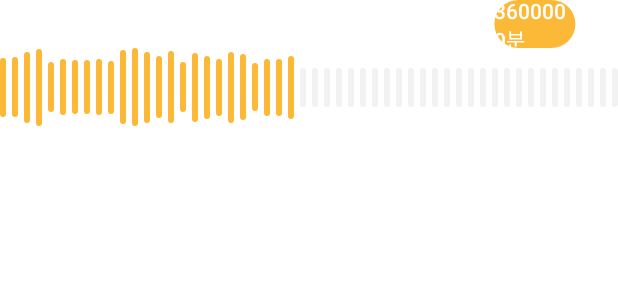
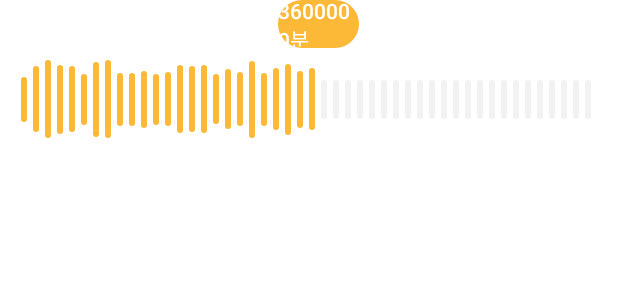
Before and after one commit to sghoregooteitehoo03/NeedTalk, an Android app built with Jetpack Compose: the @Preview function SetTimerPreview, on a phone screen of 412 x 824 dp. Shown: the top 300 px of the screen. Run offline under Robolectric (Android 15) with nearby library versions, the phone set to English and light mode, and no system bars.

Commit message:
feat: 타이머 세팅 기능 구현 - 타이머 세팅 기능 구현 완료 - 스톱워치 모드 시 대응 기능 구현

```diff
--- a/app/src/main/java/com/sghore/needtalk/presentation/ui/create_screen/CreateScreen.kt
+++ b/app/src/main/java/com/sghore/needtalk/presentation/ui/create_screen/CreateScreen.kt
@@ -1,7 +1,7 @@
 package com.sghore.needtalk.presentation.ui.create_screen
 
 import androidx.compose.foundation.background
-import androidx.compose.foundation.gestures.detectDragGestures
+import androidx.compose.foundation.gestures.detectHorizontalDragGestures
 import androidx.compose.foundation.layout.Arrangement
 import androidx.compose.foundation.layout.Box
 import androidx.compose.foundation.layout.Column
@@ -27,8 +27,8 @@ import androidx.compose.runtime.remember
 import androidx.compose.runtime.setValue
 import androidx.compose.ui.Alignment
 import androidx.compose.ui.Modifier
+import androidx.compose.ui.draw.alpha
 import androidx.compose.ui.draw.clip
-import androidx.compose.ui.graphics.graphicsLayer
 import androidx.compose.ui.input.pointer.pointerInput
 import androidx.compose.ui.platform.LocalConfiguration
 import androidx.compose.ui.res.colorResource
@@ -71,6 +71,11 @@ fun CreateScreen(
             modifier = Modifier.fillMaxWidth(),
             optionTitle = "대화시간 설정"
         ) {
+            SetTimer(
+                currentTime = 3600000L,
+                onTimeChange = {}
+            )
+            Spacer(modifier = Modifier.height(8.dp))
             OptionItemWithSwitch(
                 text = "스톱워치 모드",
                 isChecked = false,
@@ -186,31 +191,50 @@ fun SetTimer(
     currentTime: Long,
     maxTime: Long = 7200000L,
     stepTime: Long = 300000,
+    isStopwatch: Boolean = false,
     onTimeChange: (Long) -> Unit
 ) {
     val maxWidth = LocalConfiguration.current.screenWidthDp
-    var progress by remember {
-        mutableFloatStateOf(
+    var progress = remember {
+        if (isStopwatch) {
+            maxTime.toFloat()
+        } else {
             if ((currentTime / maxTime.toFloat()) < 0.025f) {
                 (currentTime / maxTime.toFloat()) + 0.025f
             } else {
                 (currentTime / maxTime.toFloat())
             }
-        )
+        }
     }
     var thumbPos by remember {
         mutableFloatStateOf(progress * maxWidth)
     }
 
-    Column {
+    Column(
+        modifier = modifier
+            .padding(start = 14.dp, end = 14.dp)
+            .alpha(
+                if (isStopwatch) {
+                    0.4f
+                } else {
+                    1f
+                }
+            )
+    ) {
         val decimalFormat = DecimalFormat("#0")
         Box(
             modifier = Modifier
+                .padding(
+                    start = if (thumbPos.dp - 35.dp <= 0.dp) {
+                        0.dp
+                    } else if (thumbPos.dp - 35.dp >= maxWidth.dp - (54 + 28).dp) {
+                        maxWidth.dp - (54 + 28).dp
+                    } else {
+                        thumbPos.dp - 35.dp
+                    }
+                )
                 .width(54.dp)
                 .height(32.dp)
-                .graphicsLayer {
-                    translationX = thumbPos * 2.4.dp.value
-                }
                 .background(
                     color = MaterialTheme.colors.secondary,
                     shape = CircleShape
@@ -218,16 +242,23 @@ fun SetTimer(
         ) {
             Text(
                 modifier = Modifier.align(Alignment.Center),
-                text = "${decimalFormat.format(currentTime)}분",
+                text = if (isStopwatch) {
+                    "∞"
+                } else {
+                    "${decimalFormat.format(currentTime)}분"
+                },
                 style = MaterialTheme.typography.body1.copy(color = MaterialTheme.colors.onSecondary)
             )
         }
+        Spacer(modifier = Modifier.height(8.dp))
         Row(
-            modifier = modifier
+            modifier = Modifier
                 .fillMaxWidth()
+                .height(52.dp)
                 .pointerInput(Unit) {
-                    detectDragGestures { change, dragAmount ->
-                        thumbPos += (dragAmount.x / 2.5.dp.value)
+                    if (!isStopwatch) {
+                        detectHorizontalDragGestures { change, dragAmount ->
+                            thumbPos += dragAmount / 2.6f
                             thumbPos = thumbPos.coerceIn(0f, maxWidth.toFloat())
 
                             progress = if (progress <= 0.025f) {
@@ -244,6 +275,7 @@ fun SetTimer(
                                 ) / 60000
                             )
                         }
+                    }
                 },
             verticalAlignment = Alignment.CenterVertically
         ) {
@@ -252,7 +284,7 @@ fun SetTimer(
             repeat(repeatTime + 1) { index ->
                 val randomDp = remember(index) { (30..52).random().dp }
                 Box(
-                    modifier = modifier
+                    modifier = Modifier
                         .width(4.dp)
                             then (
                             if ((8.dp.value) * (index + 1) <= thumbPos) {
@@ -305,69 +337,8 @@ fun SetTimerPreview() {
             currentTime = time,
             onTimeChange = {
                 time = it
-            }
+            },
+            isStopwatch = false
         )
     }
 }
-
-
-//@Composable
-//fun LinearSlider(
-//    value: Float,
-//    onValueChange: (Float) -> Unit,
-//    modifier: Modifier = Modifier,
-//    range: ClosedFloatingPointRange<Float> = 0f..1f,
-//    steps: Int = 100,
-//    activeTrackColor: Color = Color(0xFF6200EE),
-//    inactiveTrackColor: Color = Color(0xFFBDBDBD),
-//    thumbColor: Color = Color(0xFF6200EE),
-//    showValue: Boolean = true,
-//) {
-//    var currentValue by remember { mutableStateOf(value) }
-//    var thumbPosition by remember { mutableStateOf(0f) }
-//
-//    Box(
-//        modifier = modifier
-//            .fillMaxWidth()
-//            .height(48.dp)
-//            .padding(horizontal = 16.dp)
-//            .background(MaterialTheme.colorScheme.surface)
-//            .pointerInput(Unit) {
-//                detectTransformGestures { _, panGesture ->
-//                    thumbPosition += panGesture.x
-//                    thumbPosition = thumbPosition.coerceIn(0f, size.width)
-//                    currentValue = calculateValue(thumbPosition, size.width, range)
-//                    onValueChange(currentValue)
-//                }
-//            }
-//    ) {
-//        Canvas(
-//            modifier = Modifier
-//                .fillMaxSize()
-//        ) {
-//            drawLinearSlider(
-//                size = size,
-//                range = range,
-//                activeTrackColor = activeTrackColor,
-//                inactiveTrackColor = inactiveTrackColor
-//            )
-//
-//            thumbPosition = calculateThumbPosition(currentValue, size.width, range)
-//            drawThumb(thumbPosition, thumbColor)
-//
-//            if (showValue) {
-//                drawValueText(currentValue, size.width, range)
-//            }
-//        }
-//    }
-//}
-//@Composable
-//fun calculateThumbPosition(value: Float, width: Float, range: ClosedFloatingPointRange<Float>): Float {
-//    return (value - range.start) / (range.endInclusive - range.start) * width
-//}
-//
-//@Composable
-//fun calculateValue(thumbPosition: Float, width: Float, range: ClosedFloatingPointRange<Float>): Float {
-//    val progress = thumbPosition / width
-//    return range.start + progress * (range.endInclusive - range.start)
-//}
```
Lines whose indentation alone changed are shown as unchanged.
